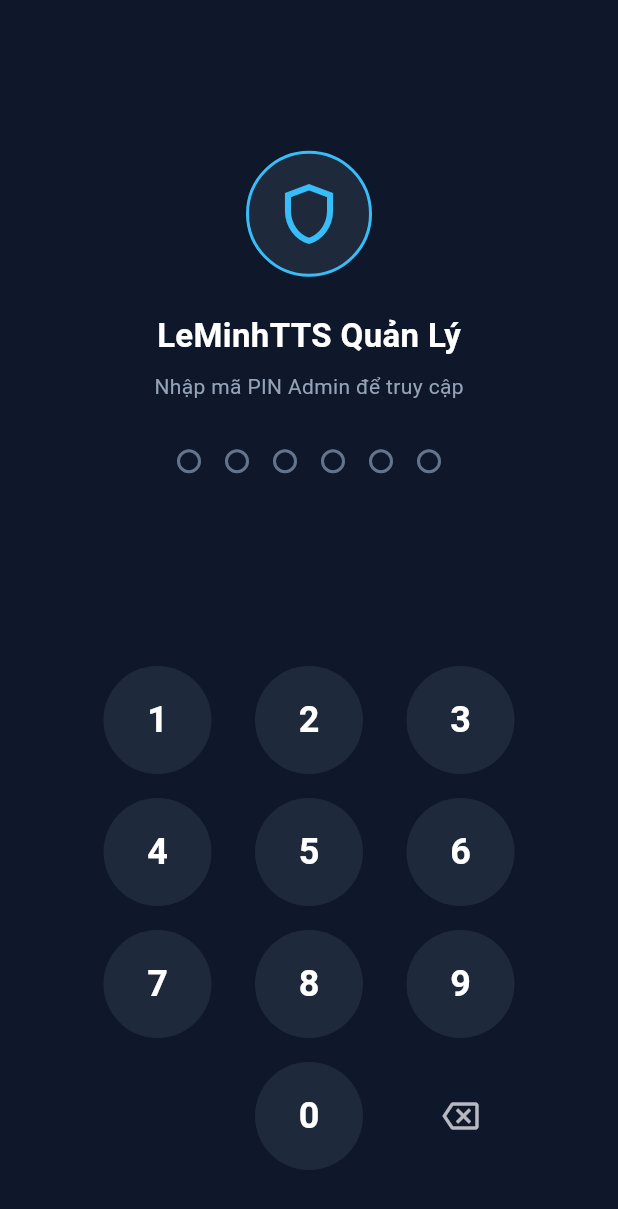
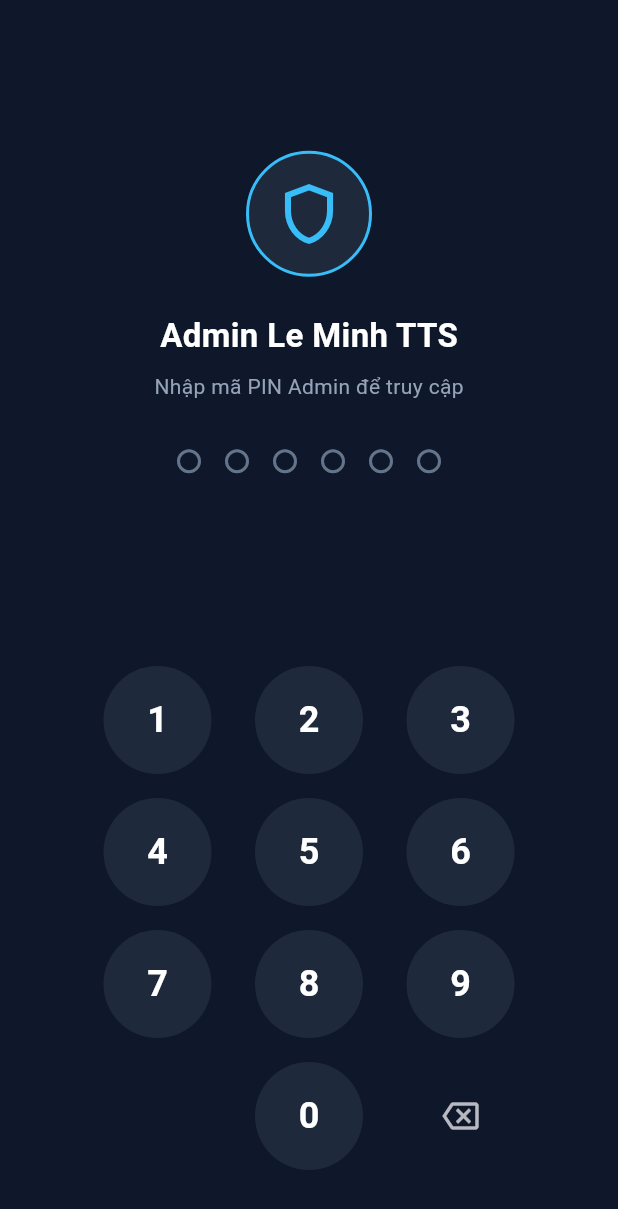
Before and after one commit to leminhvdm-app/LeMinhTTS-Admin, a Flutter app: the screen it shows after launch, on a phone screen of 412 x 824 dp. Shown: the top 1209 px of the screen. Run offline on Flutter 3.47's test engine with Material 3 defaults, Android fonts, the phone set to English and light mode, and no system bars; our stand-ins replace shared_preferences.

Commit message:
feat: rename display to 'Admin Le Minh TTS' and bump version to 1.0.1+2

```diff
--- a/lib/main.dart
+++ b/lib/main.dart
@@ -17,7 +17,7 @@ class LeMinhTTSAdminApp extends StatelessWidget {
   @override
   Widget build(BuildContext context) {
     return MaterialApp(
-      title: 'LeMinhTTS Quản Lý',
+      title: 'Admin Le Minh TTS',
       debugShowCheckedModeBanner: false,
       theme: ThemeData(
         useMaterial3: true,
--- a/lib/screens/device_list_screen.dart
+++ b/lib/screens/device_list_screen.dart
@@ -351,7 +351,7 @@ class _DeviceListScreenState extends State<DeviceListScreen> {
         backgroundColor: const Color(0xFF1E293B),
         elevation: 0,
         title: const Text(
-          'Quản Lý Máy LeMinhTTS',
+          'Admin Le Minh TTS',
           style: TextStyle(fontWeight: FontWeight.bold, fontSize: 18),
         ),
         actions: [
--- a/lib/screens/pin_lock_screen.dart
+++ b/lib/screens/pin_lock_screen.dart
@@ -85,7 +85,7 @@ class _PinLockScreenState extends State<PinLockScreen> {
             ),
             const SizedBox(height: 24),
             const Text(
-              'LeMinhTTS Quản Lý',
+              'Admin Le Minh TTS',
               style: TextStyle(
                 fontSize: 22,
                 fontWeight: FontWeight.bold,
--- a/lib/screens/settings_screen.dart
+++ b/lib/screens/settings_screen.dart
@@ -209,7 +209,7 @@ class _SettingsScreenState extends State<SettingsScreen> {
                     child: Column(
                       crossAxisAlignment: CrossAxisAlignment.start,
                       children: [
-                        Text('LeMinhTTS Quản Lý', style: TextStyle(color: Colors.white, fontWeight: FontWeight.bold)),
+                        Text('Admin Le Minh TTS', style: TextStyle(color: Colors.white, fontWeight: FontWeight.bold)),
                         Text('Phiên bản: V${AppUpdateService.currentVersion}', style: TextStyle(color: Color(0xFF94A3B8), fontSize: 12)),
                       ],
                     ),
--- a/lib/services/app_update_service.dart
+++ b/lib/services/app_update_service.dart
@@ -22,7 +22,7 @@ class AppUpdateInfo {
 }
 
 class AppUpdateService {
-  static const String currentVersion = '1.0.0';
+  static const String currentVersion = '1.0.1';
   static const String githubRepo = 'leminhvdm-app/LeMinhTTS';
   final FirebaseService _firebaseService = FirebaseService();
 
--- a/pubspec.yaml
+++ b/pubspec.yaml
@@ -16,7 +16,7 @@ publish_to: 'none' # Remove this line if you wish to publish to pub.dev
 # https://developer.apple.com/library/archive/documentation/General/Reference/InfoPlistKeyReference/Articles/CoreFoundationKeys.html
 # In Windows, build-name is used as the major, minor, and patch parts
 # of the product and file versions while build-number is used as the build suffix.
-version: 1.0.0+1
+version: 1.0.1+2
 
 environment:
   sdk: ^3.7.2
```
Also changed, not shown: 1 other file.
